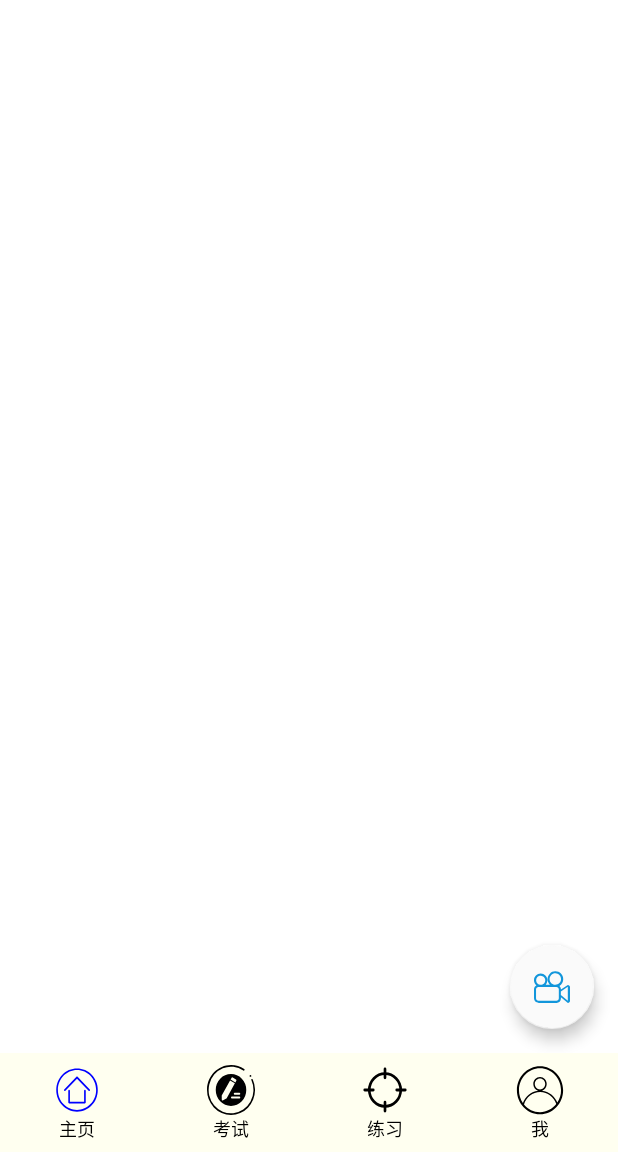
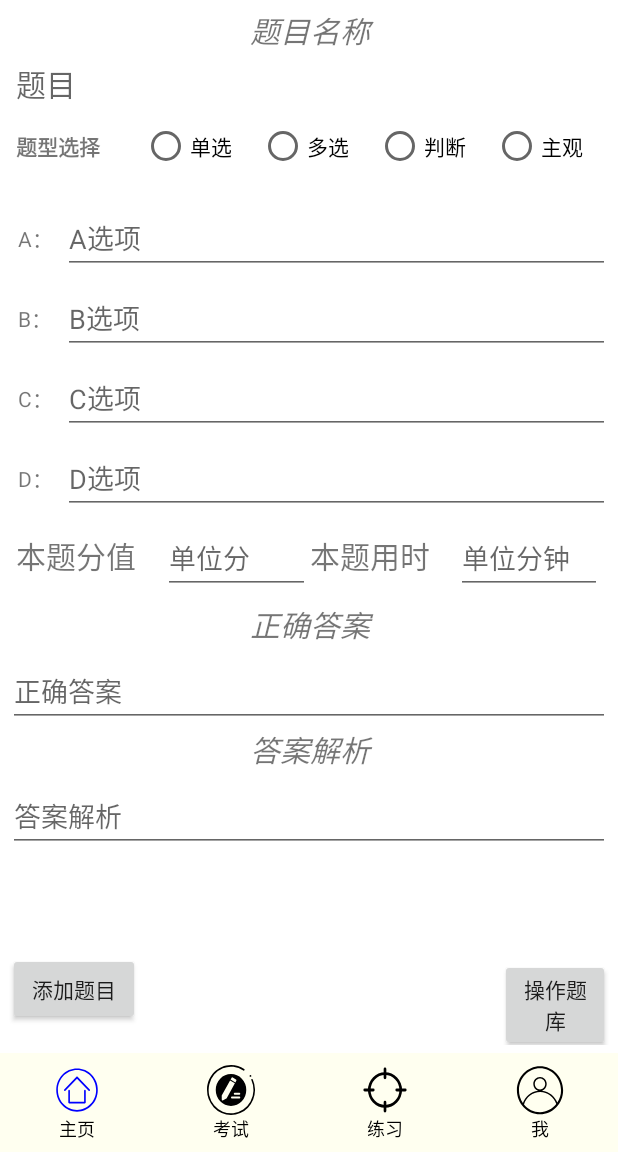
Before and after one commit to yaoyf1101/flyapp, an Android app: the HomeActivity screen opened directly, with no data from a screen before it, on a phone screen of 412 x 824 dp, the part 84-1236 px from its top. Run offline under Robolectric (Android 15) with nearby library versions, the phone set to English and light mode, and no system bars.

Commit message:
20190314

```diff
--- a/app/src/main/AndroidManifest.xml
+++ b/app/src/main/AndroidManifest.xml
@@ -19,7 +19,8 @@
         </activity>
         <activity android:name=".View.Activity.RegisterActivity" />
         <activity android:name=".View.Activity.ForgotPasswdActivity" />
-        <activity android:name=".View.Activity.HomeActivity"/>
+        <activity android:name=".View.Activity.HomeActivity"
+                  android:windowSoftInputMode="adjustPan" />
         <activity android:name=".View.Activity.TeacherHomeActivity"/>
     </application>
 
--- a/app/src/main/java/com/example/yaoyifei/yaoyfapplication/Entity/QuestionServer.java
+++ b/app/src/main/java/com/example/yaoyifei/yaoyfapplication/Entity/QuestionServer.java
@@ -1,6 +1,8 @@
 package com.example.yaoyifei.yaoyfapplication.Entity;
 
-public class QuestionServer {
+import java.io.Serializable;
+
+public class QuestionServer implements Serializable {
 
     /**
      * a :
--- a/app/src/main/java/com/example/yaoyifei/yaoyfapplication/View/Activity/HomeActivity.java
+++ b/app/src/main/java/com/example/yaoyifei/yaoyfapplication/View/Activity/HomeActivity.java
@@ -27,6 +27,7 @@ import com.example.yaoyifei.yaoyfapplication.Entity.QuestionServer;
 import com.example.yaoyifei.yaoyfapplication.R;
 import com.example.yaoyifei.yaoyfapplication.View.Fragment.BlankFragment;
 import com.example.yaoyifei.yaoyfapplication.View.Fragment.QuestionFragment;
+import com.example.yaoyifei.yaoyfapplication.View.Fragment.SetQuestionFragment;
 import com.example.yaoyifei.yaoyfapplication.View.Fragment.StudentFragment;
 import com.example.yaoyifei.yaoyfapplication.View.Fragment.TeacherFragment;
 import com.example.yaoyifei.yaoyfapplication.View.Fragment.TestFragment;
@@ -76,7 +77,7 @@ public class HomeActivity extends AppCompatActivity implements View.OnClickListe
 
         // init fragment
         mFragments = new ArrayList<>(4);
-        mFragments.add(BlankFragment.newInstance("111","111"));
+        mFragments.add(new SetQuestionFragment());
         mFragments.add(new StudentFragment());
         mFragments.add(new TeacherFragment());
         mFragments.add(new QuestionFragment());
@@ -110,21 +111,7 @@ public class HomeActivity extends AppCompatActivity implements View.OnClickListe
                     startActivity(intent);
                     finish();
                 }else if(menuItem.getItemId()==R.id.navigation_request_test){
-                    HttpUtil.getQuestion(address, new HttpCallbackListener() {
-                        @Override
-                        public void onFinish(String response) {
-                            Gson gson = new Gson();
-                            List<QuestionServer> questionServers = gson.fromJson(response,new TypeToken<List<QuestionServer>>(){}.getType());
-                            for(QuestionServer questionServer : questionServers){
-                                Log.d("question", "onFinish: "+questionServer.getTitle());
-                            }
-                        }
-
-                        @Override
-                        public void onError(Exception e) {
-
-                        }
-                    });
+                    mDrwerLayout.closeDrawers();
                 }else {
                     mDrwerLayout.closeDrawers();
                 }
--- a/app/src/main/java/com/example/yaoyifei/yaoyfapplication/View/Activity/RegisterActivity.java
+++ b/app/src/main/java/com/example/yaoyifei/yaoyfapplication/View/Activity/RegisterActivity.java
@@ -146,5 +146,4 @@ public class RegisterActivity extends AppCompatActivity implements View.OnClickL
             }
         }
 
-
 }
--- /dev/null
+++ b/app/src/main/java/com/example/yaoyifei/yaoyfapplication/View/Fragment/SetQuestionFragment.java
@@ -0,0 +1,85 @@
+package com.example.yaoyifei.yaoyfapplication.View.Fragment;
+
+import android.support.v4.app.Fragment;
+import android.view.View;
+import android.view.LayoutInflater;
+import android.view.ViewGroup;
+import android.os.Bundle;
+import android.webkit.WebView;
+import android.webkit.WebViewClient;
+import android.widget.EditText;
+import android.widget.LinearLayout;
+import android.widget.RadioGroup;
+import android.widget.RadioButton;
+import android.widget.Button;
+import android.widget.ScrollView;
+import android.widget.Toast;
+
+import com.example.yaoyifei.yaoyfapplication.R;
+
+public class SetQuestionFragment extends Fragment implements View.OnClickListener {
+
+    private RadioButton danxuan;
+    private RadioButton duoxuan;
+    private RadioButton panduan;
+    private RadioButton tiankongorjianda;
+    private EditText title,a,b,c,d,answer,analysis;
+    private WebView webView;
+    private ScrollView scrollView;
+    private Button btn_back;
+    private LinearLayout function_area;
+
+    @Override
+    public View onCreateView(LayoutInflater inflater, ViewGroup container,
+                             Bundle savedInstanceState) {
+        return inflater.inflate(R.layout.fragment_set_question, null);
+    }
+
+    @Override
+    public void onViewCreated(View view, Bundle savedInstanceState) {
+        super.onViewCreated(view, savedInstanceState);
+
+        danxuan = (RadioButton) view.findViewById(R.id.danxuan);
+        duoxuan = (RadioButton) view.findViewById(R.id.duoxuan);
+        panduan = (RadioButton) view.findViewById(R.id.panduan);
+        tiankongorjianda = (RadioButton) view.findViewById(R.id.tiankongorjianda);
+        view.findViewById(R.id.addQuestion).setOnClickListener(this);
+        view.findViewById(R.id.getQuestion).setOnClickListener(this);
+        title = (EditText) getView().findViewById(R.id.title);
+        a = (EditText) view.findViewById(R.id.A);
+        b = (EditText) view.findViewById(R.id.B);
+        c = (EditText) view.findViewById(R.id.C);
+        d = (EditText) view.findViewById(R.id.D);
+        answer = (EditText) view.findViewById(R.id.answer);
+        analysis = (EditText) view.findViewById(R.id.analysis);
+        webView = view.findViewById(R.id.web_view);
+        webView.getSettings().setJavaScriptEnabled(true);
+        webView.setWebViewClient(new WebViewClient());
+        webView.loadUrl("http://47.102.199.28/flyapp/listQuestion");
+        scrollView = view.findViewById(R.id.scrollView);
+        function_area = view.findViewById(R.id.function_area);
+        btn_back = view.findViewById(R.id.back);
+        btn_back.setOnClickListener(this);
+    }
+
+    @Override
+    public void onClick(View view) {
+        switch (view.getId()) {
+            case R.id.addQuestion:
+                Toast.makeText(getActivity(),"添加题目成功",Toast.LENGTH_SHORT).show();
+                break;
+            case R.id.getQuestion:
+                scrollView.setVisibility(View.GONE);
+                function_area.setVisibility(View.GONE);
+                webView.setVisibility(View.VISIBLE);
+                btn_back.setVisibility(View.VISIBLE);
+                break;
+            case R.id.back:
+                scrollView.setVisibility(View.VISIBLE);
+                function_area.setVisibility(View.VISIBLE);
+                webView.setVisibility(View.GONE);
+                btn_back.setVisibility(View.GONE);
+                break;
+        }
+    }
+}
--- a/app/src/main/java/com/example/yaoyifei/yaoyfapplication/tools/HttpUtil.java
+++ b/app/src/main/java/com/example/yaoyifei/yaoyfapplication/tools/HttpUtil.java
@@ -84,4 +84,42 @@ public class HttpUtil {
             }
         }).start();
     }
+
+    public static void sendQuestion(final String address, final HttpCallbackListener listener) {
+        new Thread(new Runnable() {
+            @Override
+            public void run() {
+                HttpURLConnection connection = null;
+                try {
+                    URL url = new URL(address);
+                    connection = (HttpURLConnection) url.openConnection();
+                    connection.setRequestMethod("POST");
+                    connection.setConnectTimeout(8000);
+                    connection.setReadTimeout(8000);
+                    connection.setDoInput(true);
+                    connection.setDoOutput(true);
+                    DataOutputStream outputStream = new DataOutputStream(connection.getOutputStream());
+                    outputStream.writeBytes("[{\"a\":\"选A\",\"score\":\"10\",\"b\":\"选B\",\"c\":\"选C\",\"answer\":\"C\",\"d\":\"选D\",\"t\":\"\",\"f\":\"\",\"id\":3,\"analysis\":\"选C\",\"title\":\"多项选择题1\",\"type\":\"多项选择题\"},{\"a\":\"\",\"score\":\"2\",\"b\":\"\",\"c\":\"\",\"answer\":\"T\",\"d\":\"\",\"t\":\"\",\"f\":\"\",\"id\":2,\"analysis\":\"T\",\"title\":\"test2\",\"type\":\"判断\"},{\"a\":\"\",\"score\":\"2\",\"b\":\"\",\"c\":\"\",\"answer\":\"T\",\"d\":\"\",\"t\":\"1\",\"f\":\"0\",\"id\":1,\"analysis\":\"T\",\"title\":\"test \",\"type\":\"简答题\"}]");
+                    InputStream in = connection.getInputStream();
+                    BufferedReader reader = new BufferedReader(new InputStreamReader(in));
+                    StringBuilder response = new StringBuilder();
+                    String line;
+                    while ((line = reader.readLine()) != null) {
+                        response.append(line);
+                    }
+                    if (listener != null) {
+                        listener.onFinish(response.toString());
+                    }
+                } catch (Exception e) {
+                    if (listener != null) {
+                        listener.onError(e);
+                    }
+                } finally {
+                    if (connection != null) {
+                        connection.disconnect();
+                    }
+                }
+            }
+        }).start();
+    }
 }
--- /dev/null
+++ b/app/src/main/res/layout/fragment_set_question.xml
@@ -0,0 +1,274 @@
+<?xml version="1.0" encoding="utf-8"?>
+<LinearLayout xmlns:android="http://schemas.android.com/apk/res/android"
+    android:layout_width="match_parent"
+    android:layout_height="match_parent"
+    android:orientation="vertical"
+    android:padding="5dp">
+
+    <ScrollView
+        android:layout_width="match_parent"
+        android:layout_height="580dp"
+        android:id="@+id/scrollView">
+        <LinearLayout
+            android:layout_width="match_parent"
+            android:layout_height="match_parent"
+            android:orientation="vertical">
+
+            <LinearLayout
+                android:layout_width="match_parent"
+                android:layout_height="wrap_content"
+                android:orientation="vertical">
+                <TextView
+                    android:layout_width="match_parent"
+                    android:layout_height="wrap_content"
+                    android:text="题目名称"
+                    android:gravity="center"
+                    android:textStyle="italic"
+                    android:textSize="20sp"/>
+
+                <EditText
+                    android:id="@+id/title"
+                    android:layout_width="match_parent"
+                    android:layout_height="wrap_content"
+                    android:background="#ffffffff"
+                    android:layout_marginLeft="5dp"
+                    android:layout_marginTop="5dp"
+                    android:hint="题目"
+                    android:textColor="#ff000000"
+                    android:textSize="20sp" />
+
+            </LinearLayout>
+            <RadioGroup
+                android:layout_width="match_parent"
+                android:layout_height="wrap_content"
+                android:layout_margin="5dp"
+                android:orientation="horizontal">
+                <!--题型选择-->
+                <TextView
+                    android:layout_width="match_parent"
+                    android:layout_height="wrap_content"
+                    android:layout_weight="1"
+                    android:textStyle="bold"
+                    android:text="题型选择"
+                    android:layout_gravity="center"/>
+                <RadioButton
+                    android:id="@+id/danxuan"
+                    android:layout_width="match_parent"
+                    android:layout_height="wrap_content"
+                    android:layout_weight="1"
+                    android:text="单选"
+                    android:layout_margin="5dp"/>
+
+                <RadioButton
+                    android:id="@+id/duoxuan"
+                    android:layout_width="match_parent"
+                    android:layout_height="wrap_content"
+                    android:layout_weight="1"
+                    android:text="多选"
+                    android:layout_margin="5dp"/>
+
+                <RadioButton
+                    android:id="@+id/panduan"
+                    android:layout_width="match_parent"
+                    android:layout_weight="1"
+                    android:layout_height="wrap_content"
+                    android:text="判断"
+                    android:layout_margin="5dp"/>
+
+                <RadioButton
+                    android:id="@+id/tiankongorjianda"
+                    android:layout_width="match_parent"
+                    android:layout_weight="1"
+
+                    android:layout_height="wrap_content"
+                    android:text="主观"
+                    android:layout_margin="5dp"/>
+            </RadioGroup>
+
+            <LinearLayout
+                android:layout_width="match_parent"
+                android:layout_height="wrap_content"
+                android:orientation="horizontal">
+                <LinearLayout
+                    android:layout_width="match_parent"
+                    android:layout_height="match_parent"
+                    android:layout_weight="10"
+                    android:orientation="vertical"
+                    android:layout_marginTop="5dp">
+                    <TextView
+                        android:layout_width="match_parent"
+                        android:layout_height="wrap_content"
+                        android:layout_weight="1"
+                        android:text="A："
+                        android:gravity="center"
+                        android:layout_marginTop="5dp"/>
+                    <TextView
+                        android:layout_width="match_parent"
+                        android:layout_height="wrap_content"
+                        android:layout_weight="1"
+                        android:text="B："
+                        android:gravity="center"
+                        android:layout_marginTop="5dp"/>
+                    <TextView
+                        android:layout_width="match_parent"
+                        android:layout_height="wrap_content"
+                        android:layout_weight="1"
+                        android:text="C："
+                        android:gravity="center"
+                        android:layout_marginTop="5dp"/>
+                    <TextView
+                        android:layout_width="match_parent"
+                        android:layout_height="wrap_content"
+                        android:layout_weight="1"
+                        android:text="D："
+                        android:gravity="center"
+                        android:layout_marginTop="5dp"/>
+
+                </LinearLayout>
+
+                <LinearLayout
+                    android:layout_width="match_parent"
+                    android:layout_height="wrap_content"
+                    android:layout_weight="1"
+                    android:layout_marginTop="5dp"
+                    android:orientation="vertical">
+                    <EditText
+                        android:layout_width="match_parent"
+                        android:layout_height="wrap_content"
+                        android:layout_marginTop="5dp"
+                        android:hint="A选项"
+                        android:id="@+id/A"
+                        />
+                    <EditText
+                        android:layout_width="match_parent"
+                        android:layout_height="wrap_content"
+                        android:layout_marginTop="5dp"
+                        android:hint="B选项"
+                        android:id="@+id/B"
+                        />
+                    <EditText
+                        android:layout_width="match_parent"
+                        android:layout_height="wrap_content"
+                        android:layout_marginTop="5dp"
+                        android:hint="C选项"
+                        android:id="@+id/C"
+                        />
+                    <EditText
+                        android:layout_width="match_parent"
+                        android:layout_height="wrap_content"
+                        android:layout_marginTop="5dp"
+                        android:hint="D选项"
+                        android:id="@+id/D"
+                        />
+                </LinearLayout>
+            </LinearLayout>
+            <LinearLayout
+                android:layout_width="match_parent"
+                android:layout_height="wrap_content"
+                android:orientation="horizontal"
+                android:padding="5dp">
+                <TextView
+                    android:layout_width="match_parent"
+                    android:layout_height="wrap_content"
+                    android:layout_weight="1"
+                    android:text="本题分值"
+                    android:textSize="20sp" />
+                <EditText
+                    android:layout_width="match_parent"
+                    android:layout_height="wrap_content"
+                    android:layout_weight="1"
+                    android:id="@+id/score"
+                    android:hint="单位分"
+                    android:inputType="number"/>
+                <TextView
+                    android:layout_width="match_parent"
+                    android:layout_height="wrap_content"
+                    android:layout_weight="1"
+                    android:text="本题用时"
+                    android:textSize="20sp" />
+                <EditText
+                    android:layout_width="match_parent"
+                    android:layout_height="wrap_content"
+                    android:layout_weight="1"
+                    android:id="@+id/time"
+                    android:hint="单位分钟"
+                    android:inputType="number"/>
+            </LinearLayout>
+
+            <LinearLayout
+                android:layout_width="match_parent"
+                android:layout_height="wrap_content"
+                android:orientation="vertical">
+                <TextView
+                    android:layout_width="match_parent"
+                    android:layout_height="wrap_content"
+                    android:text="正确答案"
+                    android:gravity="center"
+                    android:textStyle="italic"
+                    android:textSize="20sp"/>
+                <EditText
+                    android:layout_width="match_parent"
+                    android:layout_height="wrap_content"
+                    android:layout_marginTop="5dp"
+                    android:id="@+id/answer"
+                    android:hint="正确答案"/>
+            </LinearLayout>
+
+            <LinearLayout
+                android:layout_width="match_parent"
+                android:layout_height="wrap_content"
+                android:orientation="vertical">
+                <TextView
+                    android:layout_width="match_parent"
+                    android:layout_height="wrap_content"
+                    android:text="答案解析"
+                    android:gravity="center"
+                    android:textStyle="italic"
+                    android:textSize="20sp"/>
+                <EditText
+                    android:layout_width="match_parent"
+                    android:layout_height="wrap_content"
+                    android:layout_marginTop="5dp"
+                    android:id="@+id/analysis"
+                    android:hint="答案解析"/>
+            </LinearLayout>
+
+        </LinearLayout>
+
+    </ScrollView>
+    <WebView
+        android:layout_width="match_parent"
+        android:layout_height="580dp"
+        android:id="@+id/web_view"
+        android:visibility="gone">
+    </WebView>
+    <Button
+        android:layout_width="wrap_content"
+        android:layout_height="wrap_content"
+        android:id="@+id/back"
+        android:text="返回"
+        android:visibility="gone"
+        android:layout_marginTop="50dp"
+        android:layout_gravity="center" />
+    <LinearLayout
+        android:layout_width="match_parent"
+        android:layout_height="wrap_content"
+        android:orientation="horizontal"
+        android:layout_marginTop="50dp"
+        android:id="@+id/function_area">
+        <Button
+            android:layout_width="wrap_content"
+            android:layout_height="wrap_content"
+            android:id="@+id/addQuestion"
+            android:text="添加题目"/>
+
+        <Button
+            android:layout_width="wrap_content"
+            android:layout_height="wrap_content"
+            android:id="@+id/getQuestion"
+            android:text="操作题库"
+            android:layout_marginLeft="240dp"/>
+
+    </LinearLayout>
+
+</LinearLayout>
```
Also changed, not shown: app/src/main/res/layout/fragment_student.xml (indentation only), app/src/main/res/layout/fragment_teacher.xml (indentation only).
